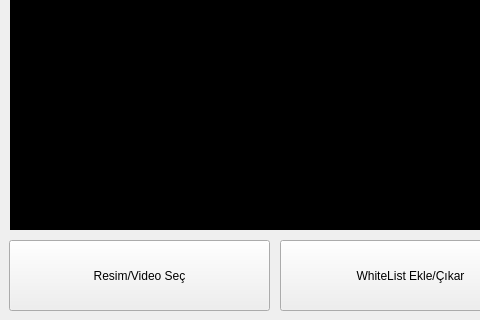
The window that EMeUi.ui (ErdemOruc/EMe) describes before a commit, drawn with Qt 5; both pictures show x 0 to 480 and y 500 to 820 of the 1300 by 820 pixel window.
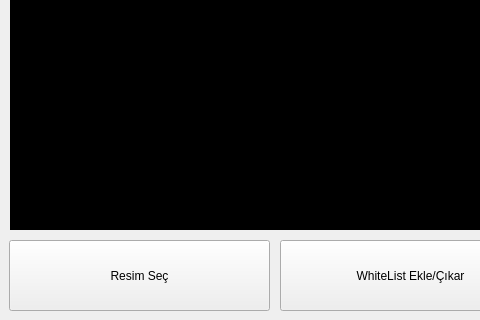
The same window after the commit.

```diff
--- a/EMeUi.ui
+++ b/EMeUi.ui
@@ -54,7 +54,7 @@
     <string>İstenilen medyayı seçiniz.</string>
    </property>
    <property name="text">
-    <string>Resim/Video Seç</string>
+    <string>Resim Seç</string>
    </property>
   </widget>
   <widget class="QPushButton" name="pushButton_WhiteListEdit">
```
